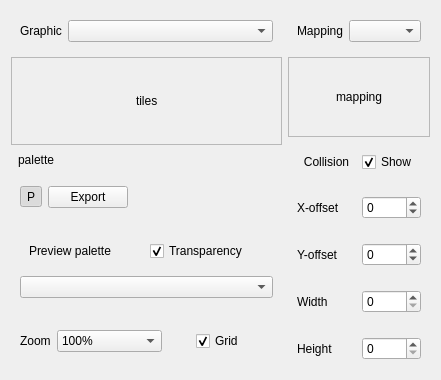
Above: libtales-qt/talesqtgraphicseditorwidget.ui from suppertails66/tales before the change. Below: the same form after it.
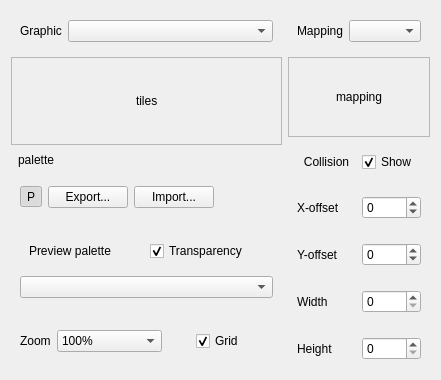
That is the form after the change. Icons and pictures are not drawn. Custom widgets are drawn as their Qt base class.

Commit message: Add native graphics export dialog

Diff of the .ui file:
```diff
--- a/libtales-qt/talesqtgraphicseditorwidget.ui
+++ b/libtales-qt/talesqtgraphicseditorwidget.ui
@@ -250,7 +250,14 @@
         <item>
          <widget class="QPushButton" name="exportButton">
           <property name="text">
-           <string>Export</string>
+           <string>Export...</string>
+          </property>
+         </widget>
+        </item>
+        <item>
+         <widget class="QPushButton" name="importButton">
+          <property name="text">
+           <string>Import...</string>
           </property>
          </widget>
         </item>
```
The commit also changes 4 other files.
